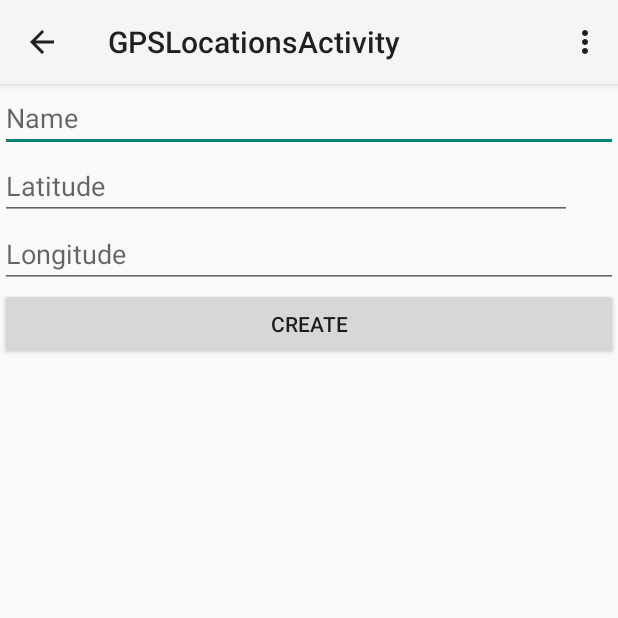
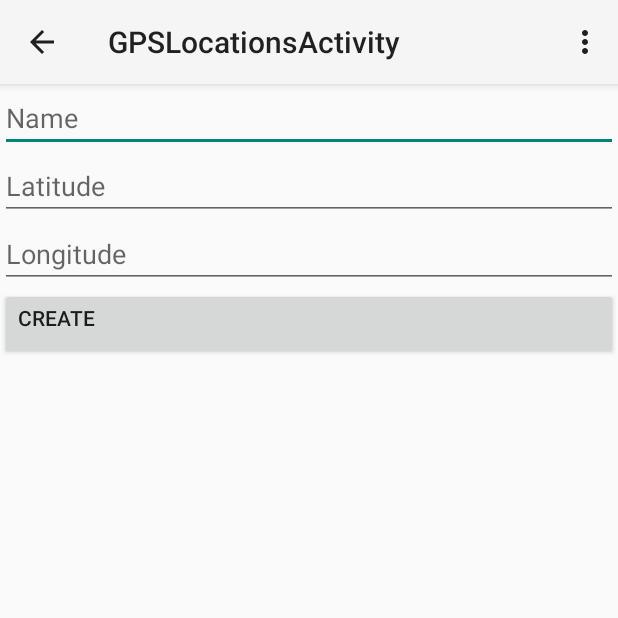
Before and after one commit to appslattur/dummy, an Android app: the GPSLocationsActivity screen opened directly, with no data from a screen before it, on a phone screen of 412 x 824 dp, the top half of it. Run offline under Robolectric (Android 15) with nearby library versions, the light colour scheme and no system bars.

Commit message:
More Fine tuning

```diff
--- a/Appslattur/app/src/main/res/layout/activity_gpslocations.xml
+++ b/Appslattur/app/src/main/res/layout/activity_gpslocations.xml
@@ -7,7 +7,7 @@
 
     <LinearLayout
         android:visibility="gone"
-        android:id="@+id/topLayout"
+        android:id="@+id/gpsOptionSelectionMenuLayout"
         android:orientation="vertical"
         android:layout_width="match_parent"
         android:layout_height="wrap_content"
@@ -47,7 +47,7 @@
 
     <LinearLayout
         android:visibility="gone"
-        android:id="@+id/bottomLayout"
+        android:id="@+id/setNameForCurrentLocationLayout"
         android:orientation="vertical"
         android:layout_width="match_parent"
         android:layout_height="wrap_content"
@@ -60,40 +60,49 @@
             android:layout_width="match_parent"
             android:layout_height="wrap_content"
             android:text="Finish"
-            android:id="@+id/finishsavingcurrentlocationButton"/>
+            android:id="@+id/finishSavingCurrentLocationButton"/>
 
         </LinearLayout>
 
+
+
+    <LinearLayout
+        android:visibility="visible"
+        android:id="@+id/createNewLocationLayout"
+        android:layout_width="fill_parent"
+        android:layout_height="wrap_content"
+        android:orientation="vertical"
+        android:gravity="fill_horizontal">
         <EditText
             android:layout_width="match_parent"
             android:layout_height="wrap_content"
             android:id="@+id/nameField2"
             android:hint="Name"
-        android:layout_gravity="right" />
-
-    <LinearLayout
-        android:visibility="visible"
-        android:id="@+id/CREATELayout"
-        android:layout_width="wrap_content"
-        android:layout_height="wrap_content">
+            android:layout_gravity="right"
+            android:gravity="fill_horizontal|top" />
         <EditText
-            android:layout_width="381dp"
+            android:layout_width="match_parent"
             android:layout_height="wrap_content"
             android:id="@+id/latitudeField"
             android:hint="Latitude"
-            android:inputType="numberDecimal" />
-    </LinearLayout>
-
+            android:inputType="numberDecimal"
+            android:gravity="start" />
         <EditText
             android:layout_width="match_parent"
             android:layout_height="wrap_content"
             android:id="@+id/longitudeField"
             android:hint="Longitude"
-        android:inputType="numberDecimal" />
+            android:inputType="numberDecimal"
+            android:gravity="start" />
 
         <Button
             android:layout_width="match_parent"
             android:layout_height="wrap_content"
             android:text="CREATE"
-        android:id="@+id/finishcreatinglocationButton" />
+            android:id="@+id/finishcreatinglocationButton"
+            android:gravity="start"
+            android:textAlignment="center" />
     </LinearLayout>
+
+
+</LinearLayout>
```
Also changed, not shown: Appslattur/app/src/main/java/com/example/ari/appslattur/GPSLocationsActivity.java (+13 -13 lines). Lines whose indentation alone changed are shown as unchanged.
